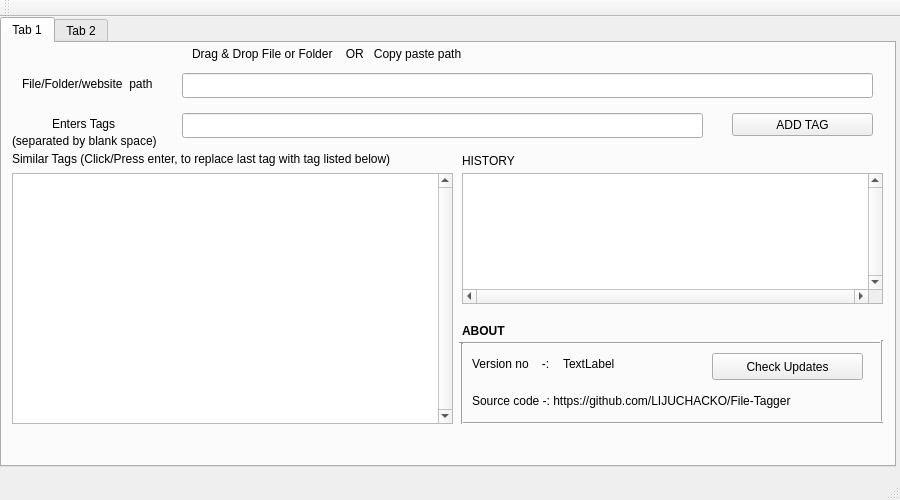
This is filetagger.ui in LIJUCHACKO/File-Tagger as Qt 5 draws it before an edit. The edited form follows.
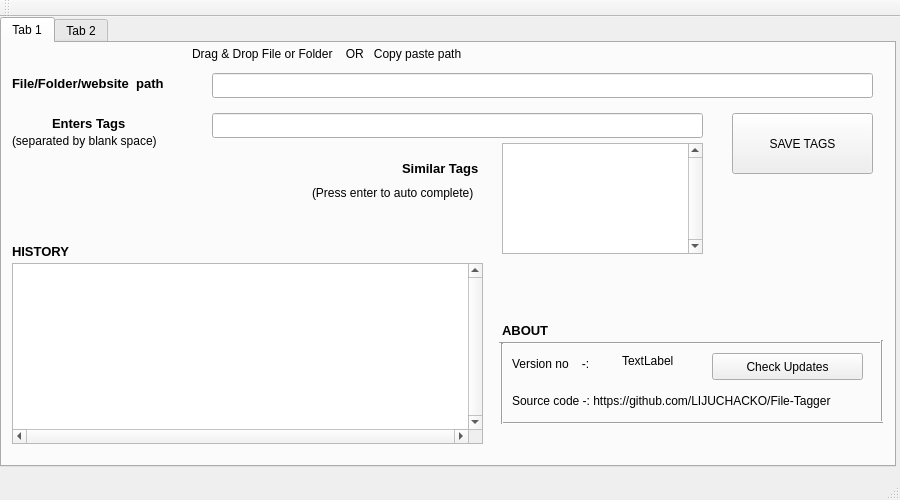
This is the edited form.

The edit to the form file:
```diff
--- a/filetagger.ui
+++ b/filetagger.ui
@@ -63,10 +63,10 @@
      <widget class="QListWidget" name="PREVIOUS_TAGS">
       <property name="geometry">
        <rect>
-        <x>10</x>
-        <y>130</y>
-        <width>441</width>
-        <height>251</height>
+        <x>500</x>
+        <y>100</y>
+        <width>201</width>
+        <height>111</height>
        </rect>
       </property>
       <property name="sizePolicy">
@@ -77,7 +77,7 @@
       </property>
       <property name="minimumSize">
        <size>
-        <width>400</width>
+        <width>0</width>
         <height>0</height>
        </size>
       </property>
@@ -100,9 +100,9 @@
      <widget class="QLineEdit" name="filename">
       <property name="geometry">
        <rect>
-        <x>180</x>
+        <x>210</x>
         <y>30</y>
-        <width>691</width>
+        <width>661</width>
         <height>25</height>
        </rect>
       </property>
@@ -116,14 +116,21 @@
      <widget class="QLabel" name="similar_Tags">
       <property name="geometry">
        <rect>
-        <x>10</x>
-        <y>105</y>
-        <width>441</width>
-        <height>21</height>
+        <x>400</x>
+        <y>110</y>
+        <width>91</width>
+        <height>31</height>
        </rect>
       </property>
+      <property name="font">
+       <font>
+        <pointsize>10</pointsize>
+        <weight>75</weight>
+        <bold>true</bold>
+       </font>
+      </property>
       <property name="text">
-       <string>Similar Tags (Click/Press enter, to replace last tag with tag listed below)</string>
+       <string>Similar Tags </string>
       </property>
      </widget>
      <widget class="QLabel" name="newtags">
@@ -135,6 +142,13 @@
         <height>21</height>
        </rect>
       </property>
+      <property name="font">
+       <font>
+        <pointsize>10</pointsize>
+        <weight>75</weight>
+        <bold>true</bold>
+       </font>
+      </property>
       <property name="text">
        <string>Enters Tags </string>
       </property>
@@ -145,20 +159,20 @@
         <x>730</x>
         <y>70</y>
         <width>141</width>
-        <height>23</height>
+        <height>61</height>
        </rect>
       </property>
       <property name="text">
-       <string>ADD TAG</string>
+       <string>SAVE TAGS</string>
       </property>
      </widget>
      <widget class="QListWidget" name="history">
       <property name="geometry">
        <rect>
-        <x>460</x>
-        <y>130</y>
-        <width>421</width>
-        <height>131</height>
+        <x>10</x>
+        <y>220</y>
+        <width>471</width>
+        <height>181</height>
        </rect>
       </property>
       <property name="focusPolicy">
@@ -174,12 +188,19 @@
      <widget class="QLabel" name="HISTORY">
       <property name="geometry">
        <rect>
-        <x>460</x>
-        <y>110</y>
+        <x>10</x>
+        <y>200</y>
         <width>101</width>
         <height>16</height>
        </rect>
       </property>
+      <property name="font">
+       <font>
+        <pointsize>10</pointsize>
+        <weight>75</weight>
+        <bold>true</bold>
+       </font>
+      </property>
       <property name="text">
        <string>HISTORY</string>
       </property>
@@ -187,25 +208,35 @@
      <widget class="QLineEdit" name="ENTER_TAG">
       <property name="geometry">
        <rect>
-        <x>180</x>
+        <x>210</x>
         <y>70</y>
-        <width>521</width>
+        <width>491</width>
         <height>25</height>
        </rect>
       </property>
       <property name="text">
        <string/>
       </property>
+      <property name="alignment">
+       <set>Qt::AlignRight|Qt::AlignTrailing|Qt::AlignVCenter</set>
+      </property>
      </widget>
      <widget class="QLabel" name="filenametag">
       <property name="geometry">
        <rect>
-        <x>20</x>
+        <x>10</x>
         <y>30</y>
-        <width>151</width>
+        <width>181</width>
         <height>21</height>
        </rect>
       </property>
+      <property name="font">
+       <font>
+        <pointsize>10</pointsize>
+        <weight>75</weight>
+        <bold>true</bold>
+       </font>
+      </property>
       <property name="text">
        <string>File/Folder/website  path</string>
       </property>
@@ -226,7 +257,7 @@
      <widget class="QLabel" name="Versiono">
       <property name="geometry">
        <rect>
-        <x>470</x>
+        <x>510</x>
         <y>310</y>
         <width>91</width>
         <height>21</height>
@@ -239,9 +270,9 @@
      <widget class="QLabel" name="Source">
       <property name="geometry">
        <rect>
-        <x>470</x>
+        <x>510</x>
         <y>350</y>
-        <width>391</width>
+        <width>361</width>
         <height>16</height>
        </rect>
       </property>
@@ -252,9 +283,9 @@
      <widget class="QLabel" name="version">
       <property name="geometry">
        <rect>
-        <x>561</x>
-        <y>313</y>
-        <width>181</width>
+        <x>620</x>
+        <y>310</y>
+        <width>81</width>
         <height>16</height>
        </rect>
       </property>
@@ -265,7 +296,7 @@
      <widget class="QLabel" name="label">
       <property name="geometry">
        <rect>
-        <x>460</x>
+        <x>500</x>
         <y>280</y>
         <width>59</width>
         <height>15</height>
@@ -273,6 +304,7 @@
       </property>
       <property name="font">
        <font>
+        <pointsize>10</pointsize>
         <weight>75</weight>
         <bold>true</bold>
        </font>
@@ -284,9 +316,9 @@
      <widget class="Line" name="line">
       <property name="geometry">
        <rect>
-        <x>457</x>
+        <x>497</x>
         <y>290</y>
-        <width>421</width>
+        <width>381</width>
         <height>20</height>
        </rect>
       </property>
@@ -297,9 +329,9 @@
      <widget class="Line" name="line_2">
       <property name="geometry">
        <rect>
-        <x>460</x>
+        <x>500</x>
         <y>370</y>
-        <width>421</width>
+        <width>381</width>
         <height>20</height>
        </rect>
       </property>
@@ -323,7 +355,7 @@
      <widget class="Line" name="line_4">
       <property name="geometry">
        <rect>
-        <x>450</x>
+        <x>490</x>
         <y>300</y>
         <width>20</width>
         <height>81</height>
@@ -362,6 +394,19 @@
        <string>Check Updates</string>
       </property>
      </widget>
+     <widget class="QLabel" name="label_4">
+      <property name="geometry">
+       <rect>
+        <x>310</x>
+        <y>140</y>
+        <width>191</width>
+        <height>20</height>
+       </rect>
+      </property>
+      <property name="text">
+       <string>(Press enter to auto complete)</string>
+      </property>
+     </widget>
      <zorder>ENTER_TAG</zorder>
      <zorder>PREVIOUS_TAGS</zorder>
      <zorder>filename</zorder>
```
Left out of the diff: 29 changed lines with no effect on the pictures.
